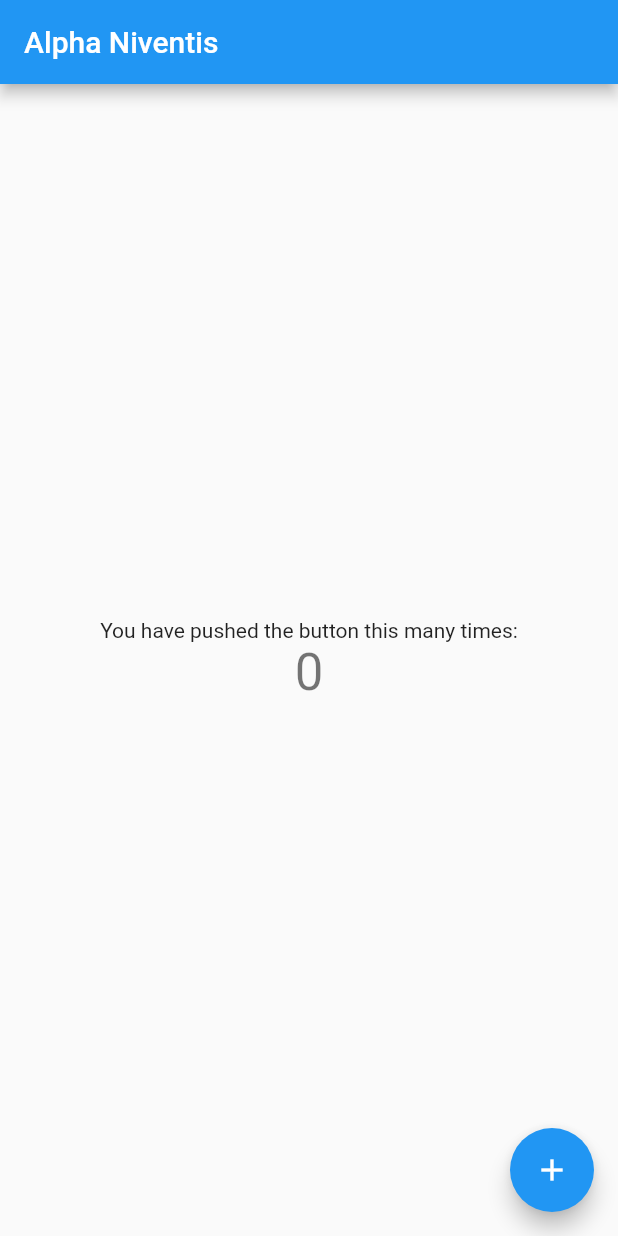
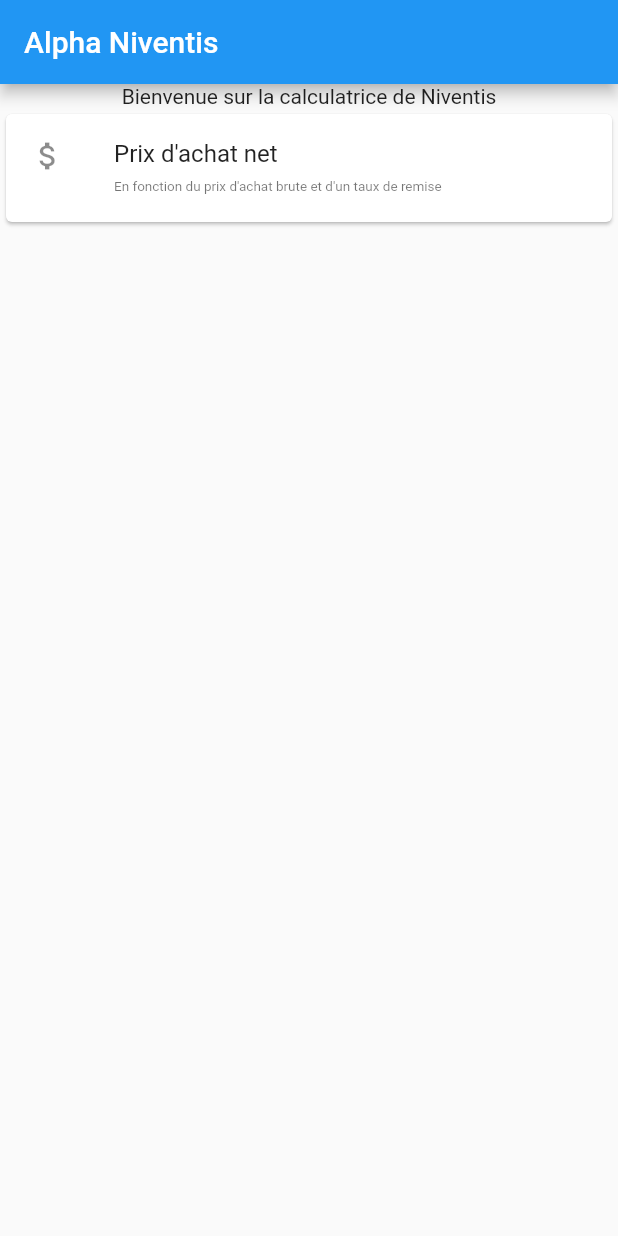
Before and after one commit to mspr-epsi-dev/APP-Niventis, a Flutter app: the screen it shows after launch, on a phone screen of 412 x 824 dp. Run offline on Flutter 3.47's test engine with Material 2 defaults, Android fonts, the phone set to English and light mode, and no system bars; missing offline and left inert: angular, angular_components.

Commit message:
Ajout first card Prix d'achat net

```diff
--- a/lib/main.dart
+++ b/lib/main.dart
@@ -1,4 +1,5 @@
 import 'package:flutter/material.dart';
+import 'package:flutter/widgets.dart';
 
 void main() => runApp(MyApp());
 
@@ -44,19 +45,6 @@ class MyHomePage extends StatefulWidget {
 }
 
 class _MyHomePageState extends State<MyHomePage> {
-  int _counter = 0;
-
-  void _incrementCounter() {
-    setState(() {
-      // This call to setState tells the Flutter framework that something has
-      // changed in this State, which causes it to rerun the build method below
-      // so that the display can reflect the updated values. If we changed
-      // _counter without calling setState(), then the build method would not be
-      // called again, and so nothing would appear to happen.
-      _counter++;
-    });
-  }
-
   @override
   Widget build(BuildContext context) {
     // This method is rerun every time setState is called, for instance as done
@@ -89,22 +77,30 @@ class _MyHomePageState extends State<MyHomePage> {
           // center the children vertically; the main axis here is the vertical
           // axis because Columns are vertical (the cross axis would be
           // horizontal).
-          mainAxisAlignment: MainAxisAlignment.center,
+          mainAxisAlignment: MainAxisAlignment.start,
           children: <Widget>[
             Text(
-              'You have pushed the button this many times:',
+              'Bienvenue sur la calculatrice de Niventis',
             ),
-            Text(
-              '$_counter',
-              style: Theme.of(context).textTheme.display1,
+            Card(
+              child: Column(
+                mainAxisSize: MainAxisSize.min,
+                children: <Widget>[
+                  const ListTile(
+                    leading: Icon(Icons.attach_money),
+                    title: Text('Prix d\'achat net'),
+                    subtitle: Text(
+                      'En fonction du prix d\'achat brute et d\'un taux de remise',
+                      style: TextStyle(
+                        fontSize: 9,
+                      ),
+                    ),
+                  ),
+                ],
+              ),
             ),
           ],
         ),
-      ),
-      floatingActionButton: FloatingActionButton(
-        onPressed: _incrementCounter,
-        tooltip: 'Increment',
-        child: Icon(Icons.add),
       ), // This trailing comma makes auto-formatting nicer for build methods.
     );
   }
```
